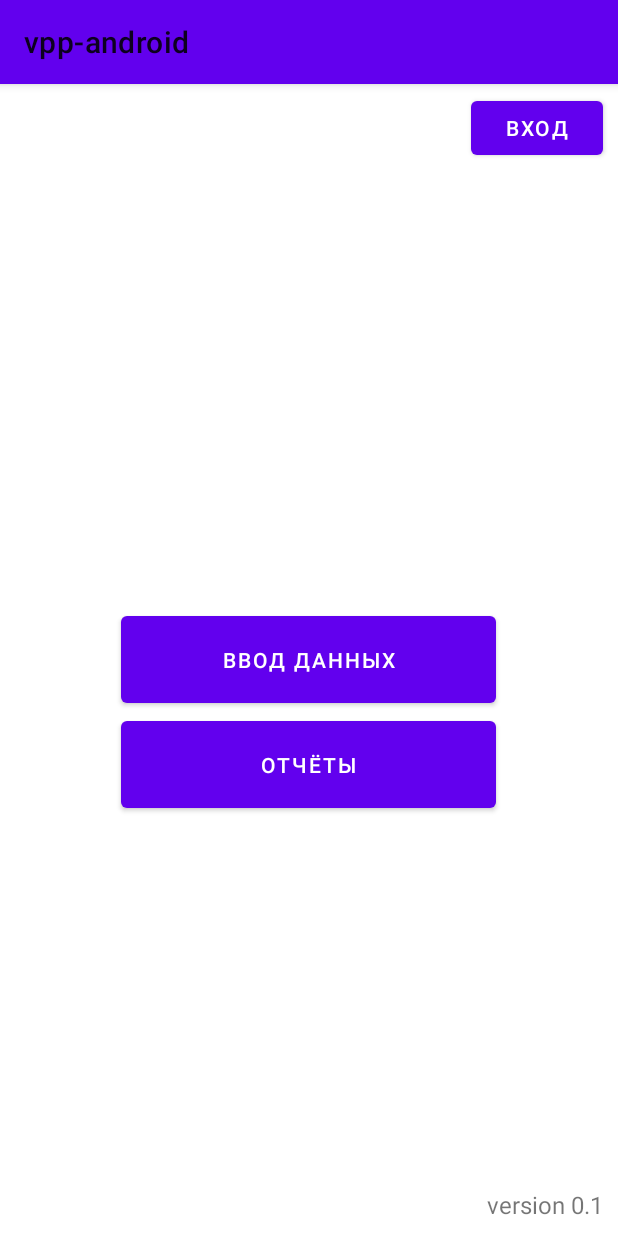
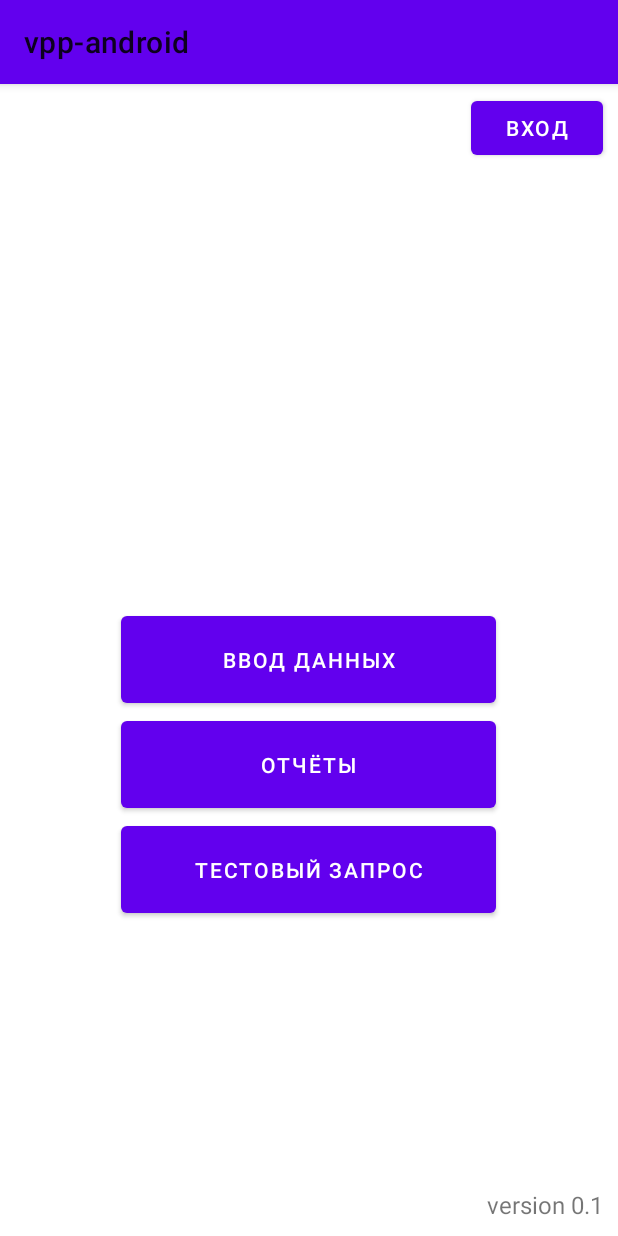
Before and after one commit to vitkas26/wppProject, an Android app: the screen it shows after launch (MainActivity), on a phone screen of 412 x 824 dp. Run offline under Robolectric (Android 15) with nearby library versions, the phone set to English and light mode, and no system bars; our stand-ins replace Volley.

Commit message:
Added permissions and test get request

```diff
--- a/app/build.gradle
+++ b/app/build.gradle
@@ -36,4 +36,5 @@ dependencies {
     testImplementation 'junit:junit:4.+'
     androidTestImplementation 'androidx.test.ext:junit:1.1.2'
     androidTestImplementation 'androidx.test.espresso:espresso-core:3.3.0'
+    implementation 'com.android.volley:volley:1.2.0'
 }
--- a/app/src/main/AndroidManifest.xml
+++ b/app/src/main/AndroidManifest.xml
@@ -1,7 +1,7 @@
 <?xml version="1.0" encoding="utf-8"?>
 <manifest xmlns:android="http://schemas.android.com/apk/res/android"
     package="com.example.vpp_android">
-
+    <uses-permission android:name="android.permission.INTERNET"/>
     <application
         android:allowBackup="true"
         android:icon="@mipmap/ic_launcher"
--- a/app/src/main/res/layout/public_main_activity.xml
+++ b/app/src/main/res/layout/public_main_activity.xml
@@ -35,4 +35,11 @@
         android:text="@string/sign_in"
         android:onClick="signIn"/>
 
+    <Button android:id="@+id/request"
+        android:layout_width="250dp"
+        android:layout_height="70dp"
+        android:text="Тестовый запрос"
+        android:layout_centerInParent="true"
+        android:layout_below="@+id/reports_btn"/>
+
 </RelativeLayout>
```
Also changed, not shown: app/src/main/java/com/example/vpp_android/MainActivity.java (+37 -0 lines).
